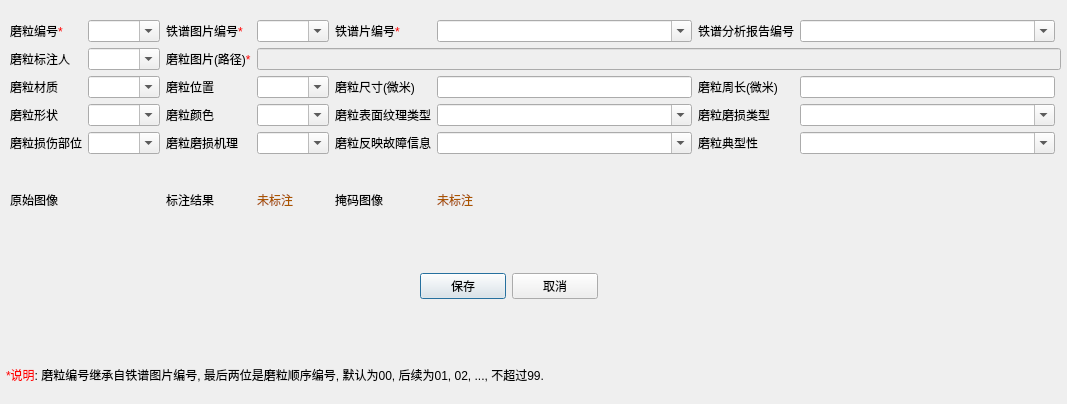
Before: the Qt Designer form MoliProperties.ui in WooodHead/labelling3, drawn with Qt 5.
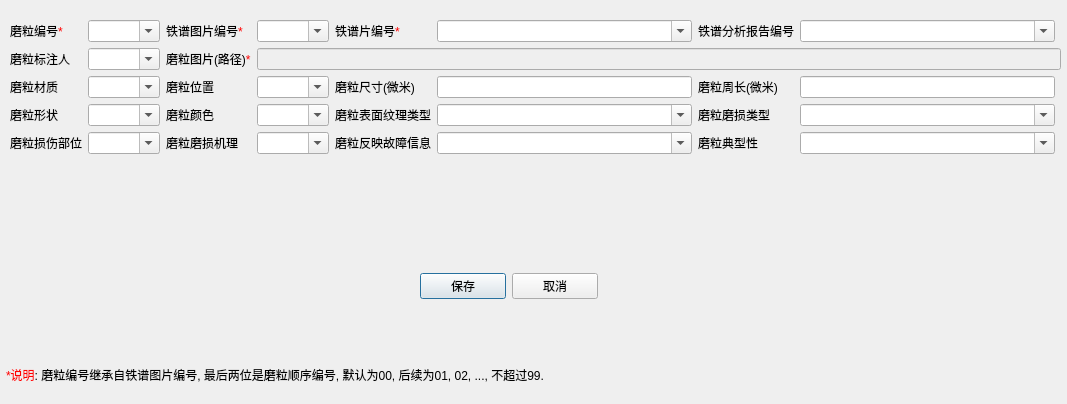
After: the same form once the commit is applied.

```diff
--- a/MoliProperties.ui
+++ b/MoliProperties.ui
@@ -40,7 +40,7 @@
     <item row="7" column="4">
      <widget class="QLabel" name="_labelResultImage">
       <property name="text">
-       <string>&lt;html&gt;&lt;head/&gt;&lt;body&gt;&lt;p&gt;&lt;span style=&quot; color:#aa5500;&quot;&gt;未标注&lt;/span&gt;&lt;/p&gt;&lt;/body&gt;&lt;/html&gt;</string>
+       <string>&lt;html&gt;&lt;head/&gt;&lt;body&gt;&lt;p&gt;&lt;br/&gt;&lt;/p&gt;&lt;/body&gt;&lt;/html&gt;</string>
       </property>
      </widget>
     </item>
@@ -99,7 +99,7 @@
     <item row="7" column="5">
      <widget class="QLabel" name="label_131">
       <property name="text">
-       <string>掩码图像</string>
+       <string/>
       </property>
      </widget>
     </item>
@@ -171,7 +171,7 @@
     <item row="7" column="0" colspan="2">
      <widget class="QLabel" name="label_129">
       <property name="text">
-       <string>原始图像</string>
+       <string/>
       </property>
      </widget>
     </item>
@@ -185,7 +185,7 @@
     <item row="7" column="3">
      <widget class="QLabel" name="label_130">
       <property name="text">
-       <string>标注结果</string>
+       <string/>
       </property>
      </widget>
     </item>
@@ -199,7 +199,7 @@
     <item row="7" column="6">
      <widget class="QLabel" name="_labelMaskImage">
       <property name="text">
-       <string>&lt;html&gt;&lt;head/&gt;&lt;body&gt;&lt;p&gt;&lt;span style=&quot; color:#aa5500;&quot;&gt;未标注&lt;/span&gt;&lt;/p&gt;&lt;/body&gt;&lt;/html&gt;</string>
+       <string>&lt;html&gt;&lt;head/&gt;&lt;body&gt;&lt;p&gt;&lt;br/&gt;&lt;/p&gt;&lt;/body&gt;&lt;/html&gt;</string>
       </property>
      </widget>
     </item>
```
